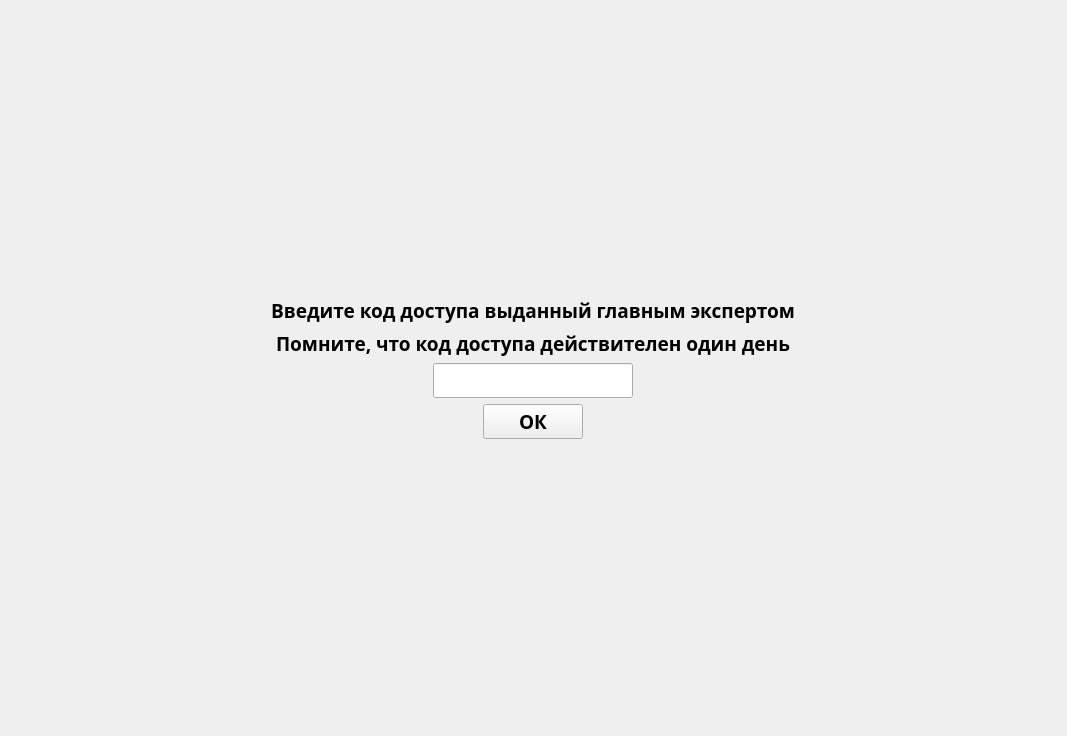
First picture: the form in OrganizeForm.ui, repository faryek/KARELLO, before the edit.
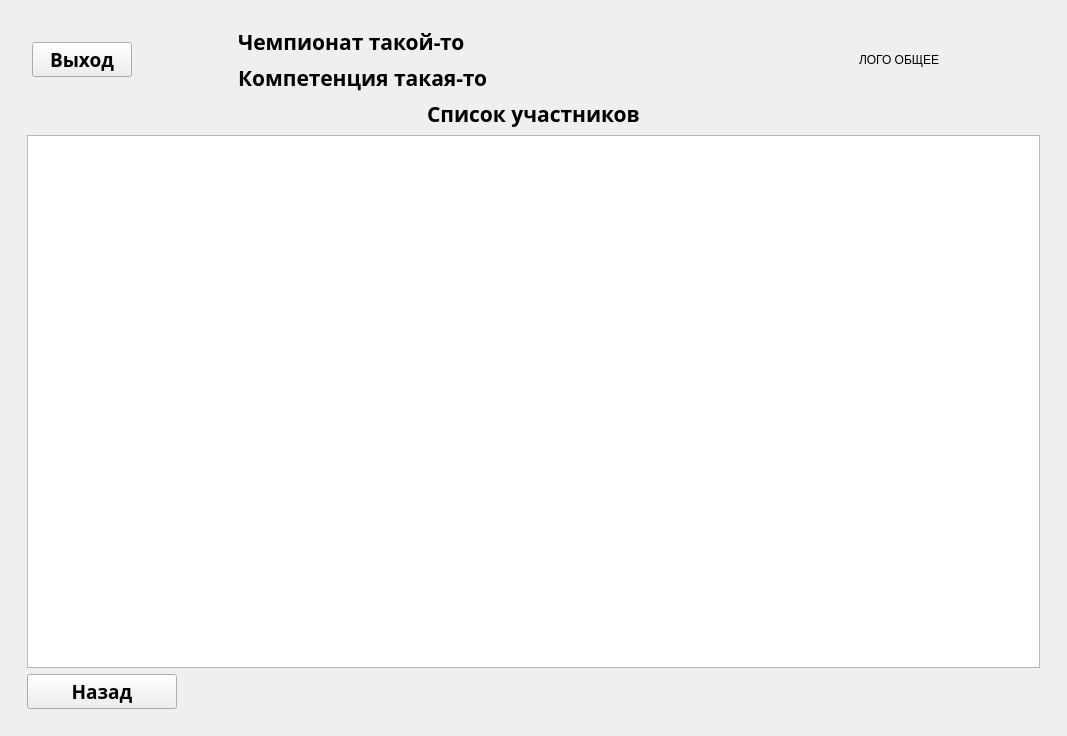
Second picture: the form after the edit. The open tabs and pages were chosen to show the change.

Commit message: All buttons and working members buttons

```diff
--- a/OrganizeForm.ui
+++ b/OrganizeForm.ui
@@ -1366,6 +1366,386 @@
             </item>
            </layout>
           </widget>
+          <widget class="QWidget" name="page">
+           <layout class="QVBoxLayout" name="verticalLayout_27">
+            <item>
+             <layout class="QHBoxLayout" name="horizontalLayout_27">
+              <item>
+               <spacer name="horizontalSpacer_35">
+                <property name="orientation">
+                 <enum>Qt::Horizontal</enum>
+                </property>
+                <property name="sizeType">
+                 <enum>QSizePolicy::Fixed</enum>
+                </property>
+                <property name="sizeHint" stdset="0">
+                 <size>
+                  <width>5</width>
+                  <height>20</height>
+                 </size>
+                </property>
+               </spacer>
+              </item>
+              <item>
+               <widget class="QPushButton" name="exitButton_2">
+                <property name="sizePolicy">
+                 <sizepolicy hsizetype="Fixed" vsizetype="Fixed">
+                  <horstretch>0</horstretch>
+                  <verstretch>0</verstretch>
+                 </sizepolicy>
+                </property>
+                <property name="minimumSize">
+                 <size>
+                  <width>100</width>
+                  <height>30</height>
+                 </size>
+                </property>
+                <property name="font">
+                 <font>
+                  <family>Akrobat SemiBold</family>
+                  <pointsize>14</pointsize>
+                  <bold>true</bold>
+                 </font>
+                </property>
+                <property name="text">
+                 <string>Выход</string>
+                </property>
+               </widget>
+              </item>
+              <item>
+               <spacer name="horizontalSpacer_36">
+                <property name="orientation">
+                 <enum>Qt::Horizontal</enum>
+                </property>
+                <property name="sizeType">
+                 <enum>QSizePolicy::Fixed</enum>
+                </property>
+                <property name="sizeHint" stdset="0">
+                 <size>
+                  <width>100</width>
+                  <height>20</height>
+                 </size>
+                </property>
+               </spacer>
+              </item>
+              <item>
+               <layout class="QVBoxLayout" name="verticalLayout_26">
+                <item>
+                 <widget class="QLabel" name="champTitleLabel_3">
+                  <property name="font">
+                   <font>
+                    <family>Akrobat Bold</family>
+                    <pointsize>16</pointsize>
+                    <bold>true</bold>
+                   </font>
+                  </property>
+                  <property name="text">
+                   <string>Чемпионат такой-то</string>
+                  </property>
+                 </widget>
+                </item>
+                <item>
+                 <widget class="QLabel" name="compTitleLabel_3">
+                  <property name="font">
+                   <font>
+                    <family>Akrobat Bold</family>
+                    <pointsize>16</pointsize>
+                    <bold>true</bold>
+                   </font>
+                  </property>
+                  <property name="text">
+                   <string>Компетенция такая-то</string>
+                  </property>
+                 </widget>
+                </item>
+               </layout>
+              </item>
+              <item>
+               <spacer name="horizontalSpacer_37">
+                <property name="orientation">
+                 <enum>Qt::Horizontal</enum>
+                </property>
+                <property name="sizeType">
+                 <enum>QSizePolicy::MinimumExpanding</enum>
+                </property>
+                <property name="sizeHint" stdset="0">
+                 <size>
+                  <width>60</width>
+                  <height>20</height>
+                 </size>
+                </property>
+               </spacer>
+              </item>
+              <item>
+               <widget class="QLabel" name="biglogoLabel_4">
+                <property name="text">
+                 <string>ЛОГО ОБЩЕЕ</string>
+                </property>
+               </widget>
+              </item>
+              <item>
+               <spacer name="horizontalSpacer_38">
+                <property name="orientation">
+                 <enum>Qt::Horizontal</enum>
+                </property>
+                <property name="sizeType">
+                 <enum>QSizePolicy::Fixed</enum>
+                </property>
+                <property name="sizeHint" stdset="0">
+                 <size>
+                  <width>100</width>
+                  <height>20</height>
+                 </size>
+                </property>
+               </spacer>
+              </item>
+             </layout>
+            </item>
+            <item>
+             <layout class="QHBoxLayout" name="horizontalLayout_28">
+              <item>
+               <widget class="QLabel" name="champTitleLabel_4">
+                <property name="sizePolicy">
+                 <sizepolicy hsizetype="Fixed" vsizetype="Fixed">
+                  <horstretch>0</horstretch>
+                  <verstretch>0</verstretch>
+                 </sizepolicy>
+                </property>
+                <property name="font">
+                 <font>
+                  <family>Akrobat Bold</family>
+                  <pointsize>16</pointsize>
+                  <bold>true</bold>
+                 </font>
+                </property>
+                <property name="text">
+                 <string>Список участников</string>
+                </property>
+               </widget>
+              </item>
+             </layout>
+            </item>
+            <item>
+             <widget class="QTableWidget" name="MembersPage_MembersList"/>
+            </item>
+            <item>
+             <widget class="QPushButton" name="backToMainButton_2">
+              <property name="sizePolicy">
+               <sizepolicy hsizetype="Fixed" vsizetype="Fixed">
+                <horstretch>0</horstretch>
+                <verstretch>0</verstretch>
+               </sizepolicy>
+              </property>
+              <property name="minimumSize">
+               <size>
+                <width>150</width>
+                <height>30</height>
+               </size>
+              </property>
+              <property name="font">
+               <font>
+                <family>Akrobat SemiBold</family>
+                <pointsize>14</pointsize>
+                <bold>true</bold>
+               </font>
+              </property>
+              <property name="text">
+               <string>Назад</string>
+              </property>
+             </widget>
+            </item>
+           </layout>
+          </widget>
+          <widget class="QWidget" name="page_2">
+           <layout class="QVBoxLayout" name="verticalLayout_29">
+            <item>
+             <layout class="QHBoxLayout" name="horizontalLayout_29">
+              <item>
+               <spacer name="horizontalSpacer_39">
+                <property name="orientation">
+                 <enum>Qt::Horizontal</enum>
+                </property>
+                <property name="sizeType">
+                 <enum>QSizePolicy::Fixed</enum>
+                </property>
+                <property name="sizeHint" stdset="0">
+                 <size>
+                  <width>5</width>
+                  <height>20</height>
+                 </size>
+                </property>
+               </spacer>
+              </item>
+              <item>
+               <widget class="QPushButton" name="exitButton_3">
+                <property name="sizePolicy">
+                 <sizepolicy hsizetype="Fixed" vsizetype="Fixed">
+                  <horstretch>0</horstretch>
+                  <verstretch>0</verstretch>
+                 </sizepolicy>
+                </property>
+                <property name="minimumSize">
+                 <size>
+                  <width>100</width>
+                  <height>30</height>
+                 </size>
+                </property>
+                <property name="font">
+                 <font>
+                  <family>Akrobat SemiBold</family>
+                  <pointsize>14</pointsize>
+                  <bold>true</bold>
+                 </font>
+                </property>
+                <property name="text">
+                 <string>Выход</string>
+                </property>
+               </widget>
+              </item>
+              <item>
+               <spacer name="horizontalSpacer_40">
+                <property name="orientation">
+                 <enum>Qt::Horizontal</enum>
+                </property>
+                <property name="sizeType">
+                 <enum>QSizePolicy::Fixed</enum>
+                </property>
+                <property name="sizeHint" stdset="0">
+                 <size>
+                  <width>100</width>
+                  <height>20</height>
+                 </size>
+                </property>
+               </spacer>
+              </item>
+              <item>
+               <layout class="QVBoxLayout" name="verticalLayout_28">
+                <item>
+                 <widget class="QLabel" name="champTitleLabel_5">
+                  <property name="font">
+                   <font>
+                    <family>Akrobat Bold</family>
+                    <pointsize>16</pointsize>
+                    <bold>true</bold>
+                   </font>
+                  </property>
+                  <property name="text">
+                   <string>Чемпионат такой-то</string>
+                  </property>
+                 </widget>
+                </item>
+                <item>
+                 <widget class="QLabel" name="compTitleLabel_4">
+                  <property name="font">
+                   <font>
+                    <family>Akrobat Bold</family>
+                    <pointsize>16</pointsize>
+                    <bold>true</bold>
+                   </font>
+                  </property>
+                  <property name="text">
+                   <string>Компетенция такая-то</string>
+                  </property>
+                 </widget>
+                </item>
+               </layout>
+              </item>
+              <item>
+               <spacer name="horizontalSpacer_41">
+                <property name="orientation">
+                 <enum>Qt::Horizontal</enum>
+                </property>
+                <property name="sizeType">
+                 <enum>QSizePolicy::MinimumExpanding</enum>
+                </property>
+                <property name="sizeHint" stdset="0">
+                 <size>
+                  <width>60</width>
+                  <height>20</height>
+                 </size>
+                </property>
+               </spacer>
+              </item>
+              <item>
+               <widget class="QLabel" name="biglogoLabel_5">
+                <property name="text">
+                 <string>ЛОГО ОБЩЕЕ</string>
+                </property>
+               </widget>
+              </item>
+              <item>
+               <spacer name="horizontalSpacer_42">
+                <property name="orientation">
+                 <enum>Qt::Horizontal</enum>
+                </property>
+                <property name="sizeType">
+                 <enum>QSizePolicy::Fixed</enum>
+                </property>
+                <property name="sizeHint" stdset="0">
+                 <size>
+                  <width>100</width>
+                  <height>20</height>
+                 </size>
+                </property>
+               </spacer>
+              </item>
+             </layout>
+            </item>
+            <item>
+             <layout class="QHBoxLayout" name="horizontalLayout_30">
+              <item>
+               <widget class="QLabel" name="champTitleLabel_6">
+                <property name="sizePolicy">
+                 <sizepolicy hsizetype="Fixed" vsizetype="Fixed">
+                  <horstretch>0</horstretch>
+                  <verstretch>0</verstretch>
+                 </sizepolicy>
+                </property>
+                <property name="font">
+                 <font>
+                  <family>Akrobat Bold</family>
+                  <pointsize>16</pointsize>
+                  <bold>true</bold>
+                 </font>
+                </property>
+                <property name="text">
+                 <string>Список протоколов</string>
+                </property>
+               </widget>
+              </item>
+             </layout>
+            </item>
+            <item>
+             <widget class="QTableWidget" name="MembersPage_ProtocolsPage"/>
+            </item>
+            <item>
+             <widget class="QPushButton" name="backToMainButton_3">
+              <property name="sizePolicy">
+               <sizepolicy hsizetype="Fixed" vsizetype="Fixed">
+                <horstretch>0</horstretch>
+                <verstretch>0</verstretch>
+               </sizepolicy>
+              </property>
+              <property name="minimumSize">
+               <size>
+                <width>150</width>
+                <height>30</height>
+               </size>
+              </property>
+              <property name="font">
+               <font>
+                <family>Akrobat SemiBold</family>
+                <pointsize>14</pointsize>
+                <bold>true</bold>
+               </font>
+              </property>
+              <property name="text">
+               <string>Назад</string>
+              </property>
+             </widget>
+            </item>
+           </layout>
+          </widget>
          </widget>
         </item>
        </layout>
```
Left out of the diff: 63 changed lines with no effect on the pictures. The commit also changes 2 other files.
